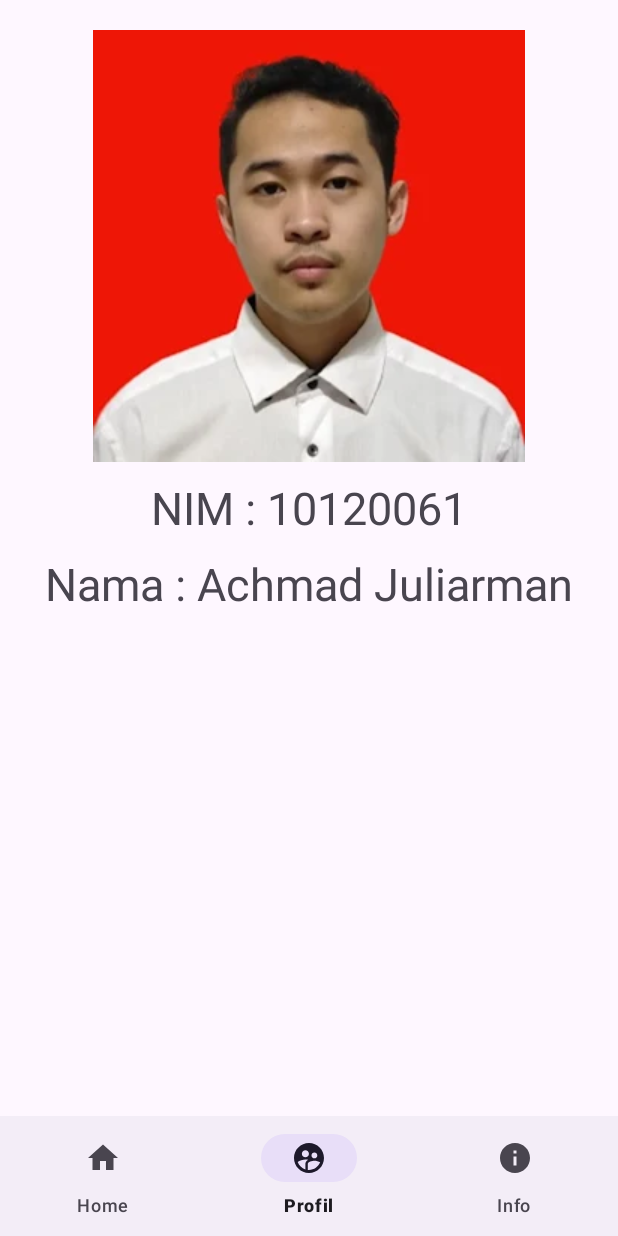
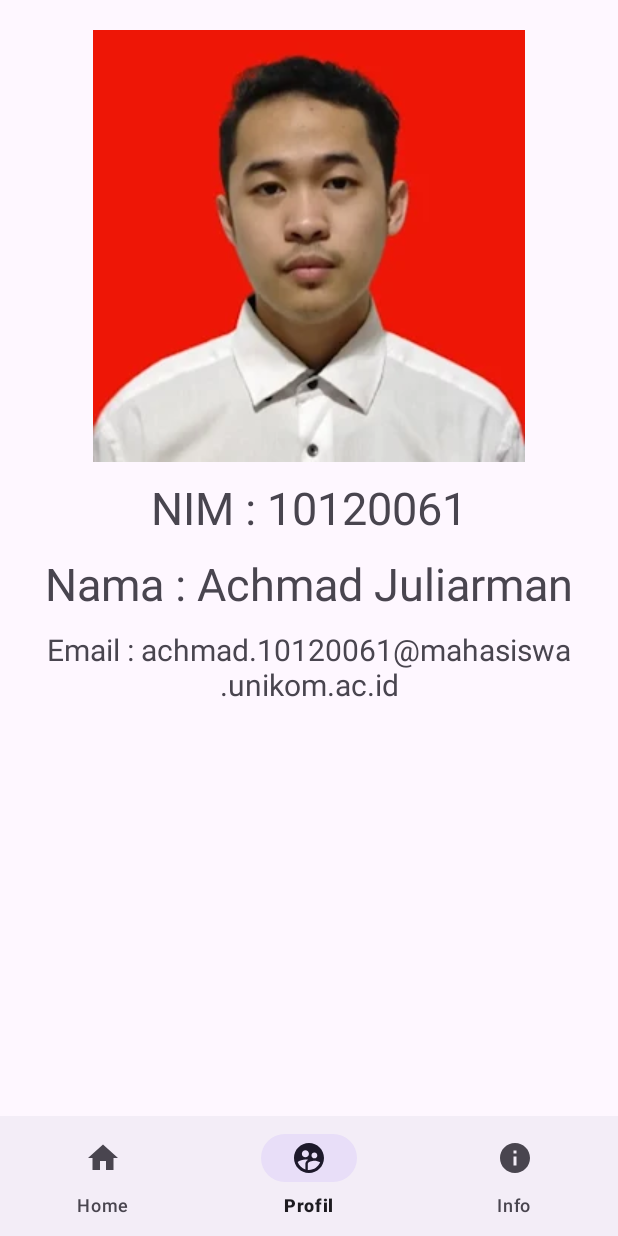
Before and after one commit to achmadJuliarman/UTS-AKB, an Android app: the screen it shows after launch (MainActivity), item 2 of the bottom bar chosen, on a phone screen of 412 x 824 dp. Run offline under Robolectric (Android 15) with nearby library versions, the phone set to English and light mode, and no system bars.

Commit message:
Update fragment_profil.xml
tambah email

```diff
--- a/app/src/main/res/layout/fragment_profil.xml
+++ b/app/src/main/res/layout/fragment_profil.xml
@@ -24,5 +24,12 @@
         android:textSize="30dp"
         android:layout_width="match_parent"
         android:layout_height="wrap_content"/>
+    <TextView
+        android:layout_marginTop="10dp"
+        android:textAlignment="center"
+        android:text="Email : achmad.10120061@mahasiswa.unikom.ac.id"
+        android:textSize="20dp"
+        android:layout_width="match_parent"
+        android:layout_height="wrap_content"/>
 
 </LinearLayout>
```
